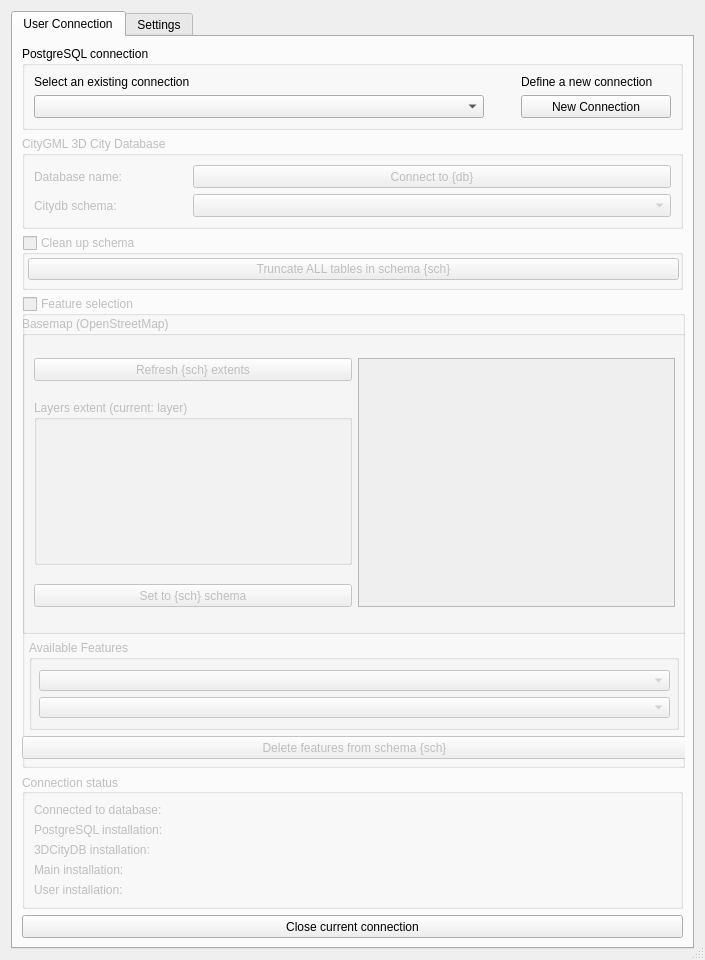
Old version of the form cdb4/gui_deleter/ui/cdb4_deleter_dialog.ui in the repository tudelft3d/3DCityDB-Tools-for-QGIS.
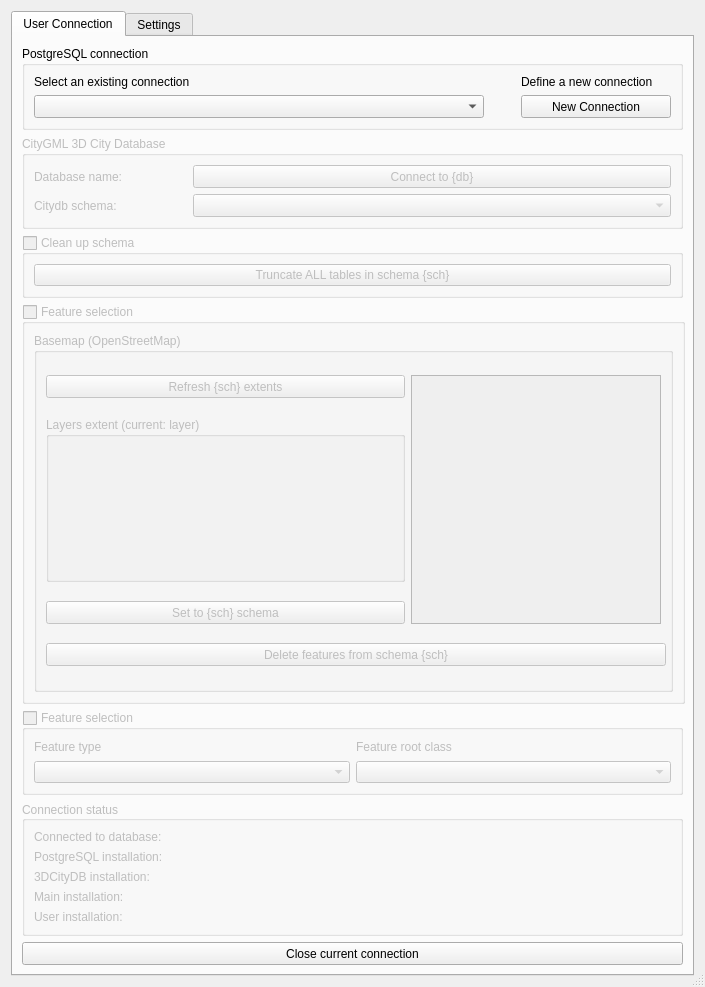
New version of the form. Icons and pictures are not drawn. Custom widgets are drawn as their Qt base class.

Diff of the .ui file:
```diff
--- a/cdb4/gui_deleter/ui/cdb4_deleter_dialog.ui
+++ b/cdb4/gui_deleter/ui/cdb4_deleter_dialog.ui
@@ -13,7 +13,7 @@
     <x>0</x>
     <y>0</y>
     <width>705</width>
-    <height>926</height>
+    <height>935</height>
    </rect>
   </property>
   <property name="sizePolicy">
@@ -332,6 +332,34 @@
             </property>
            </spacer>
           </item>
+          <item row="0" column="2">
+           <widget class="QPushButton" name="btnConnectToDbC">
+            <property name="enabled">
+             <bool>false</bool>
+            </property>
+            <property name="sizePolicy">
+             <sizepolicy hsizetype="MinimumExpanding" vsizetype="Fixed">
+              <horstretch>0</horstretch>
+              <verstretch>0</verstretch>
+             </sizepolicy>
+            </property>
+            <property name="minimumSize">
+             <size>
+              <width>400</width>
+              <height>23</height>
+             </size>
+            </property>
+            <property name="text">
+             <string>Connect to {db}</string>
+            </property>
+            <property name="autoDefault">
+             <bool>false</bool>
+            </property>
+            <property name="default">
+             <bool>false</bool>
+            </property>
+           </widget>
+          </item>
           <item row="2" column="2">
            <widget class="QComboBox" name="cbxSchema">
             <property name="enabled">
@@ -364,34 +392,6 @@
             </property>
            </widget>
           </item>
-          <item row="0" column="2">
-           <widget class="QPushButton" name="btnConnectToDbC">
-            <property name="enabled">
-             <bool>false</bool>
-            </property>
-            <property name="sizePolicy">
-             <sizepolicy hsizetype="MinimumExpanding" vsizetype="Fixed">
-              <horstretch>0</horstretch>
-              <verstretch>0</verstretch>
-             </sizepolicy>
-            </property>
-            <property name="minimumSize">
-             <size>
-              <width>400</width>
-              <height>23</height>
-             </size>
-            </property>
-            <property name="text">
-             <string>Connect to {db}</string>
-            </property>
-            <property name="autoDefault">
-             <bool>false</bool>
-            </property>
-            <property name="default">
-             <bool>false</bool>
-            </property>
-           </widget>
-          </item>
           <item row="0" column="1">
            <spacer name="horizontalSpacer">
             <property name="orientation">
@@ -447,15 +447,6 @@
          <property name="checked">
           <bool>false</bool>
          </property>
-         <widget class="QWidget" name="verticalLayoutWidget_2">
-          <property name="geometry">
-           <rect>
-            <x>6</x>
-            <y>19</y>
-            <width>651</width>
-            <height>31</height>
-           </rect>
-          </property>
           <layout class="QVBoxLayout" name="verticalLayout_2">
            <item>
             <widget class="QPushButton" name="btnCleanUpSchema">
@@ -469,7 +460,6 @@
            </item>
           </layout>
          </widget>
-        </widget>
        </item>
        <item>
         <widget class="QGroupBox" name="groupBox_2">
@@ -485,7 +475,7 @@
          <property name="minimumSize">
           <size>
            <width>663</width>
-           <height>470</height>
+           <height>400</height>
           </size>
          </property>
          <property name="title">
@@ -500,26 +490,14 @@
          <property name="checked">
           <bool>false</bool>
          </property>
-         <widget class="QWidget" name="verticalLayoutWidget_3">
-          <property name="geometry">
-           <rect>
-            <x>0</x>
-            <y>20</y>
-            <width>665</width>
-            <height>443</height>
-           </rect>
-          </property>
-          <layout class="QVBoxLayout" name="verticalLayout_3">
-           <property name="sizeConstraint">
-            <enum>QLayout::SetDefaultConstraint</enum>
-           </property>
+         <layout class="QVBoxLayout" name="verticalLayout_4">
            <item>
             <widget class="QGroupBox" name="gbxBasemapC">
              <property name="enabled">
               <bool>false</bool>
              </property>
              <property name="sizePolicy">
-              <sizepolicy hsizetype="Ignored" vsizetype="MinimumExpanding">
+             <sizepolicy hsizetype="Ignored" vsizetype="Minimum">
                <horstretch>0</horstretch>
                <verstretch>0</verstretch>
               </sizepolicy>
@@ -527,7 +505,7 @@
              <property name="minimumSize">
               <size>
                <width>400</width>
-               <height>265</height>
+              <height>200</height>
               </size>
              </property>
              <property name="title">
@@ -543,7 +521,26 @@
               <bool>false</bool>
              </property>
              <layout class="QGridLayout" name="gLayoutBasemapC">
-              <item row="2" column="0">
+             <item row="1" column="1" rowspan="3">
+              <widget class="QGraphicsView" name="gvCanvasC">
+               <property name="sizePolicy">
+                <sizepolicy hsizetype="MinimumExpanding" vsizetype="MinimumExpanding">
+                 <horstretch>0</horstretch>
+                 <verstretch>0</verstretch>
+                </sizepolicy>
+               </property>
+               <property name="minimumSize">
+                <size>
+                 <width>250</width>
+                 <height>0</height>
+                </size>
+               </property>
+               <property name="toolTip">
+                <string>&lt;html&gt;&lt;head/&gt;&lt;body&gt;&lt;p&gt;&lt;span style=&quot; font-weight:600; color:#0000ff;&quot;&gt;Blue box&lt;/span&gt;: Extents of all data in the selected citydb schema&lt;/p&gt;&lt;p&gt;&lt;span style=&quot; font-weight:600; color:#ff0000;&quot;&gt;Red box&lt;/span&gt;: Extents of the area in which feature will be deleted&lt;/p&gt;&lt;/body&gt;&lt;/html&gt;</string>
+               </property>
+              </widget>
+             </item>
+             <item row="3" column="0">
                <widget class="QPushButton" name="btnCityExtentsC">
                 <property name="sizePolicy">
                  <sizepolicy hsizetype="MinimumExpanding" vsizetype="Fixed">
@@ -568,32 +565,7 @@
                 </property>
                </widget>
               </item>
-              <item row="0" column="0">
-               <widget class="QPushButton" name="btnRefreshCDBExtents">
-                <property name="sizePolicy">
-                 <sizepolicy hsizetype="MinimumExpanding" vsizetype="Fixed">
-                  <horstretch>0</horstretch>
-                  <verstretch>0</verstretch>
-                 </sizepolicy>
-                </property>
-                <property name="minimumSize">
-                 <size>
-                  <width>250</width>
-                  <height>23</height>
-                 </size>
-                </property>
-                <property name="toolTip">
-                 <string>&lt;html&gt;&lt;head/&gt;&lt;body&gt;&lt;p&gt;If you deleted or added new data to the city model, you may have to refresh the extents of all data contained in the selected citydb schema (&lt;span style=&quot; font-weight:600; color:#0000ff;&quot;&gt;blue box&lt;/span&gt;)&lt;/p&gt;&lt;/body&gt;&lt;/html&gt;</string>
-                </property>
-                <property name="text">
-                 <string>Refresh {sch} extents</string>
-                </property>
-                <property name="autoDefault">
-                 <bool>false</bool>
-                </property>
-               </widget>
-              </item>
-              <item row="1" column="0">
+             <item row="2" column="0">
                <widget class="QgsExtentGroupBox" name="qgbxExtentsC">
                 <property name="sizePolicy">
                  <sizepolicy hsizetype="Fixed" vsizetype="Maximum">
@@ -627,10 +599,10 @@
                 </property>
                </widget>
               </item>
-              <item row="0" column="1" rowspan="3">
-               <widget class="QGraphicsView" name="gvCanvasC">
+             <item row="1" column="0">
+              <widget class="QPushButton" name="btnRefreshCDBExtents">
                 <property name="sizePolicy">
-                 <sizepolicy hsizetype="MinimumExpanding" vsizetype="MinimumExpanding">
+                <sizepolicy hsizetype="MinimumExpanding" vsizetype="Fixed">
                   <horstretch>0</horstretch>
                   <verstretch>0</verstretch>
                  </sizepolicy>
@@ -638,85 +610,28 @@
                 <property name="minimumSize">
                  <size>
                   <width>250</width>
-                  <height>0</height>
+                 <height>23</height>
                  </size>
                 </property>
                 <property name="toolTip">
-                 <string>&lt;html&gt;&lt;head/&gt;&lt;body&gt;&lt;p&gt;&lt;span style=&quot; font-weight:600; color:#0000ff;&quot;&gt;Blue box&lt;/span&gt;: Extents of all data in the selected citydb schema&lt;/p&gt;&lt;p&gt;&lt;span style=&quot; font-weight:600; color:#ff0000;&quot;&gt;Red box&lt;/span&gt;: Extents of the area in which feature will be deleted&lt;/p&gt;&lt;/body&gt;&lt;/html&gt;</string>
-                </property>
-               </widget>
-              </item>
-             </layout>
-            </widget>
-           </item>
-           <item alignment="Qt::AlignHCenter">
-            <widget class="QGroupBox" name="grpBoxFeatTypeSelection">
-             <property name="sizePolicy">
-              <sizepolicy hsizetype="Minimum" vsizetype="Fixed">
-               <horstretch>0</horstretch>
-               <verstretch>0</verstretch>
-              </sizepolicy>
-             </property>
-             <property name="minimumSize">
-              <size>
-               <width>650</width>
-               <height>90</height>
-              </size>
-             </property>
-             <property name="title">
-              <string>Available Features</string>
-             </property>
-             <property name="flat">
+                <string>&lt;html&gt;&lt;head/&gt;&lt;body&gt;&lt;p&gt;If you deleted or added new data to the city model, you may have to refresh the extents of all data contained in the selected citydb schema (&lt;span style=&quot; font-weight:600; color:#0000ff;&quot;&gt;blue box&lt;/span&gt;)&lt;/p&gt;&lt;/body&gt;&lt;/html&gt;</string>
+               </property>
+               <property name="text">
+                <string>Refresh {sch} extents</string>
+               </property>
+               <property name="autoDefault">
               <bool>false</bool>
              </property>
-             <property name="checkable">
-              <bool>false</bool>
-             </property>
-             <property name="checked">
-              <bool>false</bool>
-             </property>
-             <widget class="QWidget" name="verticalLayoutWidget">
-              <property name="geometry">
-               <rect>
-                <x>10</x>
-                <y>30</y>
-                <width>631</width>
-                <height>48</height>
-               </rect>
-              </property>
-              <layout class="QVBoxLayout" name="verticalLayout">
-               <item>
-                <widget class="QgsCheckableComboBox" name="ccbxFeatureTypes">
-                 <property name="enabled">
-                  <bool>false</bool>
-                 </property>
-                 <property name="toolTip">
-                  <string>Select available Feature Types</string>
-                 </property>
-                </widget>
-               </item>
-               <item>
-                <widget class="QgsCheckableComboBox" name="ccbxRootFeatures">
-                 <property name="enabled">
-                  <bool>false</bool>
-                 </property>
-                 <property name="toolTip">
-                  <string>Select available Features</string>
-                 </property>
-                </widget>
-               </item>
-              </layout>
-             </widget>
-            </widget>
-           </item>
-           <item>
+              </widget>
+             </item>
+             <item row="4" column="0">
             <widget class="QPushButton" name="btnDropLayers">
              <property name="enabled">
               <bool>false</bool>
              </property>
              <property name="minimumSize">
               <size>
-               <width>663</width>
+                 <width>620</width>
                <height>23</height>
               </size>
              </property>
@@ -733,6 +648,61 @@
            </item>
           </layout>
          </widget>
+          </item>
+         </layout>
+        </widget>
+       </item>
+       <item>
+        <widget class="QGroupBox" name="gbxFeatSel">
+         <property name="enabled">
+          <bool>false</bool>
+         </property>
+         <property name="sizePolicy">
+          <sizepolicy hsizetype="Minimum" vsizetype="Minimum">
+           <horstretch>0</horstretch>
+           <verstretch>0</verstretch>
+          </sizepolicy>
+         </property>
+         <property name="minimumSize">
+          <size>
+           <width>650</width>
+           <height>60</height>
+          </size>
+         </property>
+         <property name="title">
+          <string>Feature selection</string>
+         </property>
+         <property name="flat">
+          <bool>false</bool>
+         </property>
+         <property name="checkable">
+          <bool>true</bool>
+         </property>
+         <property name="checked">
+          <bool>false</bool>
+         </property>
+         <layout class="QGridLayout" name="gridLayout_2">
+          <item row="1" column="1">
+           <widget class="QgsCheckableComboBox" name="mComboBox_2"/>
+          </item>
+          <item row="1" column="0">
+           <widget class="QgsCheckableComboBox" name="cbxFeatType"/>
+          </item>
+          <item row="0" column="0">
+           <widget class="QLabel" name="lblFeatType">
+            <property name="text">
+             <string>Feature type</string>
+            </property>
+           </widget>
+          </item>
+          <item row="0" column="1">
+           <widget class="QLabel" name="lblFeatRootClass">
+            <property name="text">
+             <string>Feature root class</string>
+            </property>
+           </widget>
+          </item>
+         </layout>
         </widget>
        </item>
        <item>
```
Left out of the diff: 1 changed line with no effect on the pictures. Lines whose indentation alone changed are shown as unchanged.
